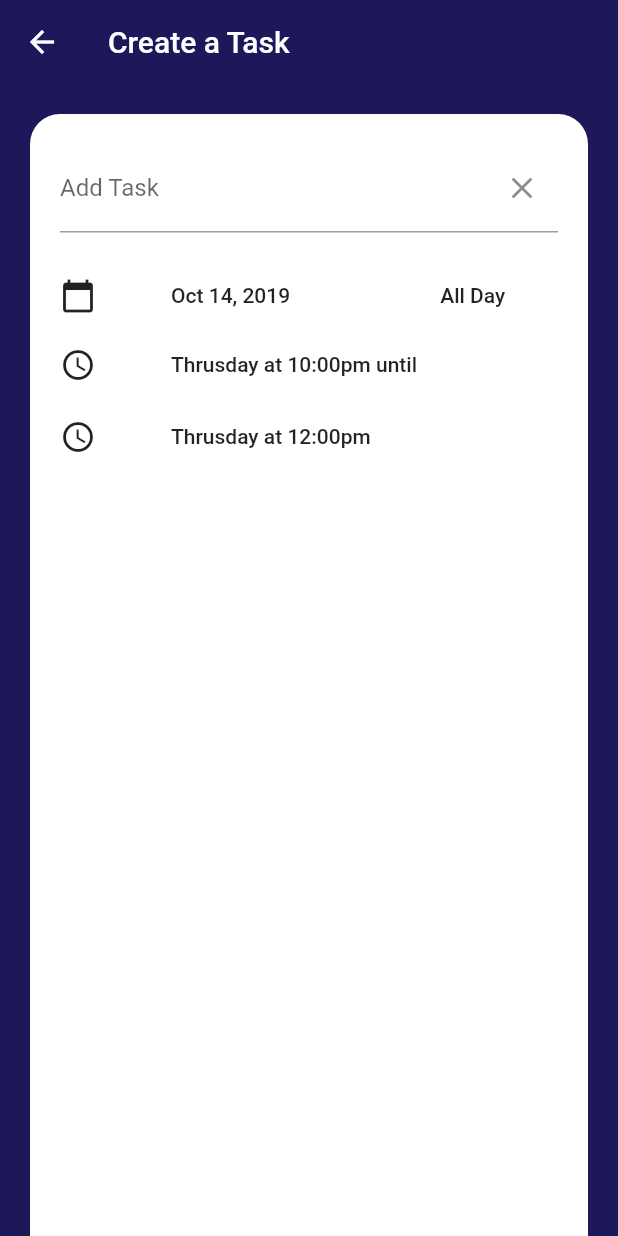
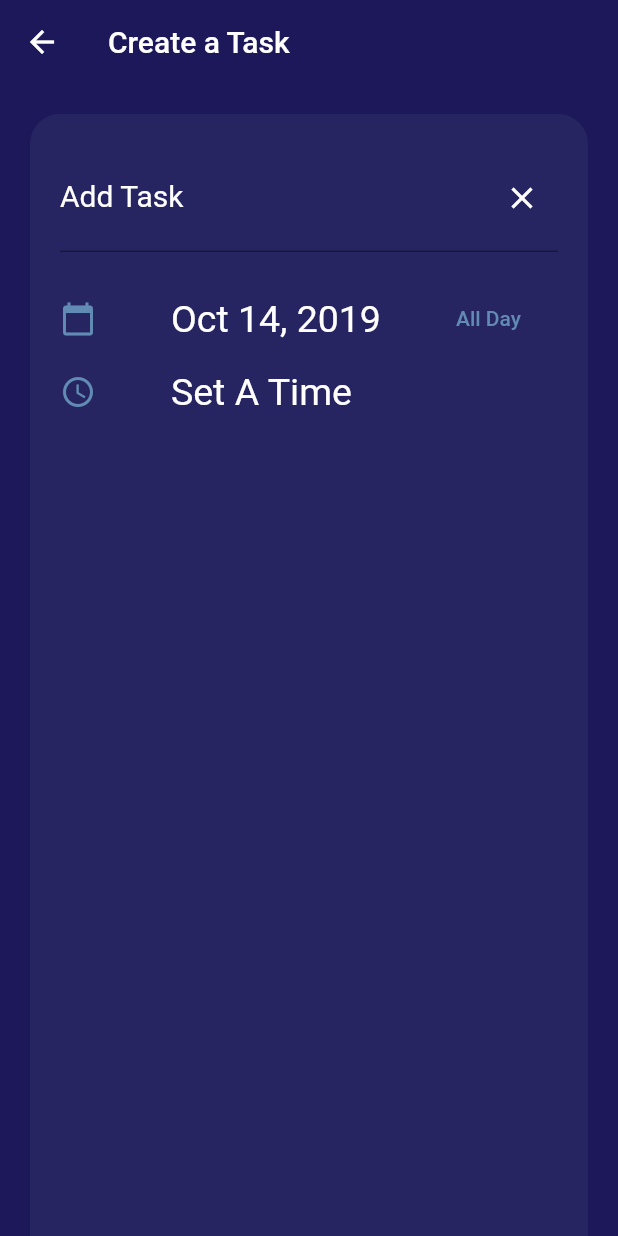
Before and after one commit to ahmedhegazydev/flutter-todo-provider-sqlite, a Flutter app: the screen it shows after launch, after a tap on the "add" icon, on a phone screen of 412 x 824 dp. Run offline on Flutter 3.47's test engine with Material 2 defaults, Android fonts, the phone set to English and light mode, and no system bars.

Commit message:
date and time field added

```diff
--- a/lib/constants.dart
+++ b/lib/constants.dart
@@ -1,5 +1,18 @@
-
+import 'package:flutter/material.dart';
 var kPrimaryColor = 0xff1c1859;
 var kLightBackgroundColor = 0xff262561;
 var kFloatingActionButtonColor = 0xffff6581;
 var kBorderTileColor = 0xff618bb4;
+
+
+var kInputTextStyle = TextStyle(
+    fontSize: 25.0,
+    fontWeight: FontWeight.w400,
+    color: Colors.white
+);
+
+var kInputLabelTextStyle = TextStyle(
+  color: Colors.white,
+  fontSize: 20.0,
+  fontWeight: FontWeight.w400,
+);
--- a/lib/main.dart
+++ b/lib/main.dart
@@ -9,6 +9,8 @@ class MyApp extends StatelessWidget {
   @override
   Widget build(BuildContext context) {
     return MaterialApp(
+      builder: (context, child) =>
+          MediaQuery(data: MediaQuery.of(context).copyWith(alwaysUse24HourFormat: false), child: child),
       debugShowCheckedModeBanner: false,
       title: 'Todoye',
       theme: ThemeData(
--- a/lib/screens/create_task_screen.dart
+++ b/lib/screens/create_task_screen.dart
@@ -1,6 +1,8 @@
 import 'package:flutter/material.dart';
 import 'package:todoye/constants.dart';
 import 'package:intl/intl.dart';
+import 'package:todoye/widgets/date_picker.dart';
+import 'package:todoye/widgets/time_picker.dart';
 
 class CreateTaskScreen extends StatefulWidget {
   @override
@@ -9,38 +11,54 @@ class CreateTaskScreen extends StatefulWidget {
 
 class _CreateTaskScreenState extends State<CreateTaskScreen> {
   final TextEditingController _taskTitleController = TextEditingController();
+
   String taskTitle = '';
+  DateTime _currentDate = new DateTime.now();
+  TimeOfDay _currentTime = new TimeOfDay.now();
 
-  DateTime _currentDate = new DateTime.now();
+  String timeText = 'Set A Time';
 
+  ///TIme picker
 
   @override
   Widget build(BuildContext context) {
+    Future<Null> selectTime(BuildContext context) async {
+      TimeOfDay selectedTime = await showTimePicker(
+        context: context,
+        initialTime: _currentTime,
+      );
 
-    String _formatedDate = new DateFormat.yMMMd().format(_currentDate);
+      MaterialLocalizations localizations = MaterialLocalizations.of(context);
+      String formattedTime = localizations.formatTimeOfDay(selectedTime,
+          alwaysUse24HourFormat: false);
 
-    Future<Null> _selectedDate(BuildContext context) async{
+      if (formattedTime != null) {
+        setState(() {
+          timeText = formattedTime;
+        });
+      }
+    }
 
+    ///Date Picker
+    ///Selected Date
+    String formatedDate = new DateFormat.yMMMd().format(_currentDate);
+    Future<Null> selectedDate(BuildContext context) async {
       final DateTime _selectDate = await showDatePicker(
           context: context,
           initialDate: _currentDate,
           firstDate: DateTime(2019),
           lastDate: DateTime(2021),
-          builder: (context,child) {
-            return SingleChildScrollView(child: child,);
-          }
-
+          builder: (context, child) {
+            return SingleChildScrollView(
+              child: child,
             );
-      if(_selectDate != null) {
+          });
+      if (_selectDate != null) {
         setState(() {
           _currentDate = _selectDate;
         });
       }
-
     }
-
-
-
 
     return Scaffold(
       backgroundColor: Color(kPrimaryColor),
@@ -57,7 +75,7 @@ class _CreateTaskScreenState extends State<CreateTaskScreen> {
           ),
           child: Container(
             decoration: BoxDecoration(
-              color: Colors.white,
+              color: Color(kLightBackgroundColor),
               borderRadius: BorderRadius.only(
                 topLeft: Radius.circular(20.0),
                 topRight: Radius.circular(20.0),
@@ -70,73 +88,35 @@ class _CreateTaskScreenState extends State<CreateTaskScreen> {
             child: Column(
               children: <Widget>[
                 TextField(
+                  style: kInputTextStyle,
                   controller: _taskTitleController,
                   onChanged: (value) {
                     taskTitle = value;
                   },
                   decoration: InputDecoration(
                     labelText: 'Add Task',
+                    labelStyle: kInputLabelTextStyle,
                     suffixIcon: IconButton(
-                        icon: Icon(Icons.close),
+                      icon: Icon(
+                        Icons.close,
+                        color: Colors.white,
+                      ),
                       onPressed: () {
                         WidgetsBinding.instance.addPostFrameCallback(
                             (_) => _taskTitleController.clear());
                       },
-                      )),
                     ),
-                FlatButton(
-                  padding: EdgeInsets.only(top: 30.0, bottom: 10.0),
-                  child: Row(
-                    crossAxisAlignment: CrossAxisAlignment.center,
-                    mainAxisAlignment: MainAxisAlignment.start,
-                    children: <Widget>[
-                      Icon(Icons.calendar_today),
-                      SizedBox(
-                        width: 50.0,
                   ),
-                      Text('$_formatedDate'),
-                      SizedBox(
-                        width: 100.0,
                 ),
-                      Text('All Day'),
-                    ],
+                DatePicker(
+                  formatedDate: formatedDate,
+                  selectedDate: selectedDate,
                 ),
-                  onPressed: () {
-                    _selectedDate(context);
-                  },
-                ),
-                FlatButton(
-                  padding: EdgeInsets.symmetric(vertical: 10.0),
-                  child: Row(
-                    crossAxisAlignment: CrossAxisAlignment.center,
-                    mainAxisAlignment: MainAxisAlignment.start,
-                    children: <Widget>[
-                      Icon(Icons.access_time),
-                      SizedBox(
-                        width: 50.0,
-                      ),
-                      Text('Thrusday at 10:00pm until'),
-                    ],
-                  ),
-                  onPressed: () {
-                    //TODO: add function here
-                  },
-                ),
-                FlatButton(
-                  padding: EdgeInsets.symmetric(vertical: 10.0),
-                  child: Row(
-                    crossAxisAlignment: CrossAxisAlignment.center,
-                    mainAxisAlignment: MainAxisAlignment.start,
-                    children: <Widget>[
-                      Icon(Icons.access_time),
-                      SizedBox(
-                        width: 50.0,
-                      ),
-                      Text('Thrusday at 12:00pm'),
-                    ],
-                  ),
-                  onPressed: () {
-                    //TODO: add function here
+                TimePicker(
+                  icon: Icons.access_time,
+                  selectedTime: '$timeText',
+                  onPress: () {
+                    selectTime(context);
                   },
                 ),
               ],
--- a/lib/screens/home_screen.dart
+++ b/lib/screens/home_screen.dart
@@ -29,7 +29,7 @@ class HomeScreen extends StatelessWidget {
             DrawerHeader(
               child: Text('Drawer Header'),
               decoration: BoxDecoration(
-                color: Colors.blue,
+                color: Color(kPrimaryColor),
               ),
             ),
             ListTile(
--- /dev/null
+++ b/lib/widgets/date_picker.dart
@@ -0,0 +1,46 @@
+import 'package:flutter/material.dart';
+import 'package:todoye/constants.dart';
+
+class DatePicker extends StatelessWidget {
+  DatePicker({
+    this.formatedDate,
+    this.selectedDate,
+  });
+
+  final String formatedDate;
+  final Function selectedDate;
+
+  @override
+  Widget build(BuildContext context) {
+    return FlatButton(
+      padding: EdgeInsets.only(top: 30.0, bottom: 10.0),
+      child: Row(
+        crossAxisAlignment: CrossAxisAlignment.center,
+        mainAxisAlignment: MainAxisAlignment.start,
+        children: <Widget>[
+          Icon(
+            Icons.calendar_today,
+            color: Color(kBorderTileColor),
+          ),
+          SizedBox(
+            width: 50.0,
+          ),
+          Text(
+            '$formatedDate',
+            style: kInputTextStyle,
+          ),
+          SizedBox(
+            width: 50.0,
+          ),
+          Text(
+            'All Day',
+            style: TextStyle(color: Color(kBorderTileColor)),
+          ),
+        ],
+      ),
+      onPressed: () {
+        selectedDate(context);
+      },
+    );
+  }
+}
--- a/lib/widgets/task_list_tile.dart
+++ b/lib/widgets/task_list_tile.dart
@@ -16,13 +16,14 @@ class TaskListTile extends StatelessWidget {
     return ListTile(
       title: Text(
         tasks[index].name,
-        style: TextStyle(color: Colors.white),
+        style: TextStyle(color: Colors.white, fontSize: 20.0,letterSpacing: 2.0,),
       ),
       subtitle: Text(
         '09:30-11:00am',
         style: TextStyle(
           letterSpacing: 2.0,
           fontSize: 15.0,
+          fontWeight: FontWeight.bold,
           color: Color(kBorderTileColor),
         ),
       ),
--- /dev/null
+++ b/lib/widgets/time_picker.dart
@@ -0,0 +1,34 @@
+import 'package:flutter/material.dart';
+import 'package:todoye/constants.dart';
+
+class TimePicker extends StatelessWidget {
+  TimePicker({this.icon, this.selectedTime, this.onPress});
+  final IconData icon;
+  final String selectedTime;
+  final Function onPress;
+
+  @override
+  Widget build(BuildContext context) {
+    return FlatButton(
+      padding: EdgeInsets.symmetric(vertical: 10.0),
+      child: Row(
+        crossAxisAlignment: CrossAxisAlignment.center,
+        mainAxisAlignment: MainAxisAlignment.start,
+        children: <Widget>[
+          Icon(
+            icon,
+            color: Color(kBorderTileColor),
+          ),
+          SizedBox(
+            width: 50.0,
+          ),
+          Text(
+            selectedTime,
+            style: kInputTextStyle,
+          ),
+        ],
+      ),
+      onPressed: onPress,
+    );
+  }
+}
```
Lines whose indentation alone changed are shown as unchanged.
